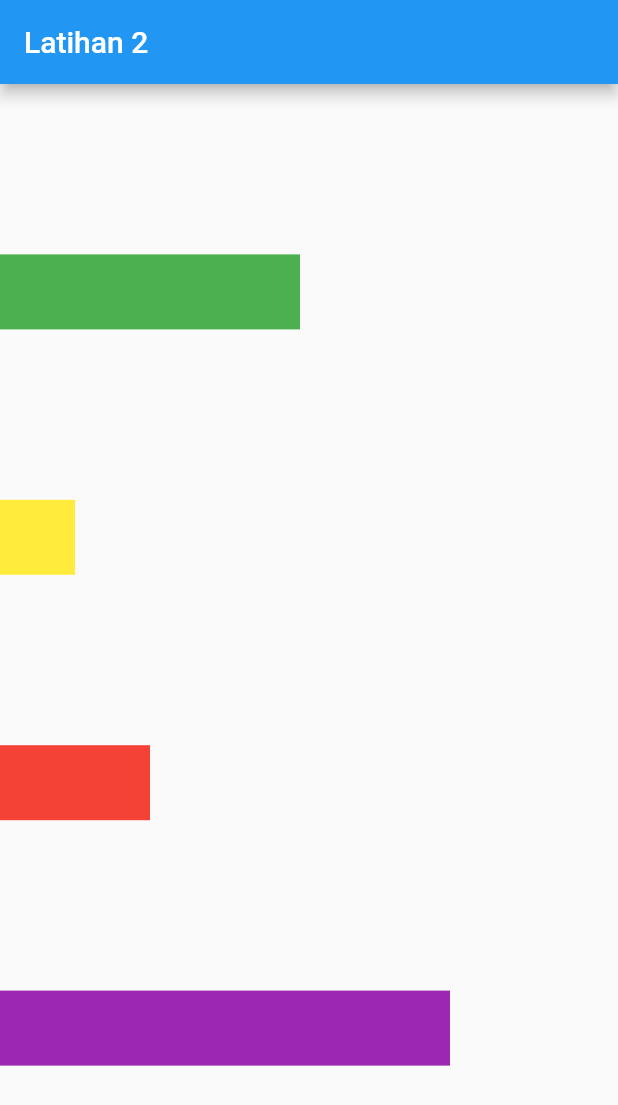
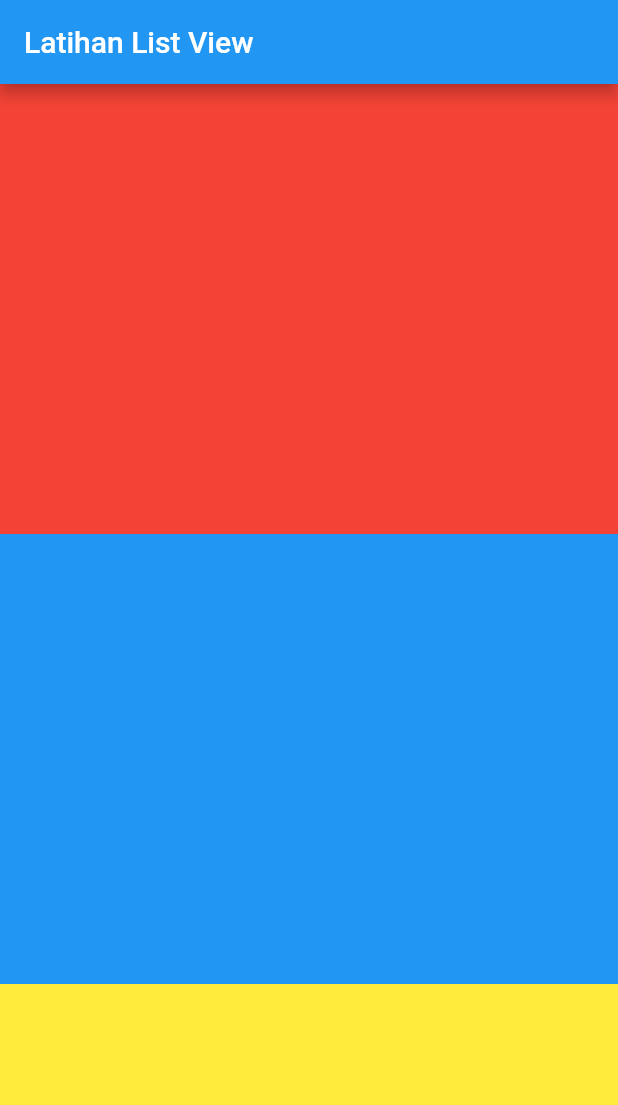
Before and after one commit to revanggaajip/belajar_flutter_dasar, a Flutter app: the screen it shows after launch, on a phone screen of 412 x 824 dp. Shown: the top 1105 px of the screen. Run offline on Flutter 3.47's test engine with Material 2 defaults, Android fonts, the light colour scheme and no system bars.

Commit message:
Belajar Menggunakan List View dan variabel

```diff
--- a/lib/main.dart
+++ b/lib/main.dart
@@ -1,45 +1,26 @@
 import 'package:flutter/material.dart';
 
-void main() => runApp(myApp());
+void main() => runApp(AplikasiKu());
 
-class myApp extends StatelessWidget {
-  const myApp({Key? key}) : super(key: key);
+class AplikasiKu extends StatelessWidget {
+  List<Container> dataku = [
+    Container(width: 300, height: 300, color: Colors.red),
+    Container(width: 300, height: 300, color: Colors.blue),
+    Container(width: 300, height: 300, color: Colors.yellow),
+    Container(width: 300, height: 300, color: Colors.orange),
+  ];
 
   @override
   Widget build(BuildContext context) {
-    const String judul = "Latihan 2";
     return MaterialApp(
+      debugShowCheckedModeBanner: false,
       home: Scaffold(
-        appBar: AppBar(title: const Text(judul)),
-        body: Column(
+        appBar: AppBar(title: const Text("Latihan List View")),
+        body: ListView(
           // ignore: sort_child_properties_last
-          children: [
-            Container(
-              width: 200,
-              height: 50,
-              color: Colors.green,
-            ),
-            Container(
-              width: 50,
-              height: 50,
-              color: Colors.yellow,
-            ),
-            Container(
-              width: 100,
-              height: 50,
-              color: Colors.red,
-            ),
-            Container(
-              width: 300,
-              height: 50,
-              color: Colors.purple,
-            )
-          ],
-          //Mengatur layout dari atas ke bawah (vertical)
-          mainAxisAlignment: MainAxisAlignment.spaceEvenly,
-
-          //Mengatur layout dari kiri ke kanan (horizontal)
-          crossAxisAlignment: CrossAxisAlignment.start,
+          children: dataku,
+          //Untuk mengubah arah scroll
+          scrollDirection: Axis.vertical,
         ),
       ),
     );
```
